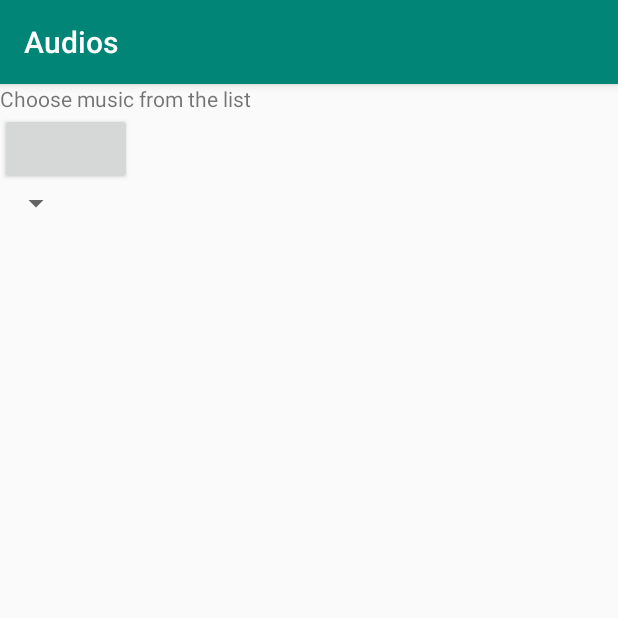
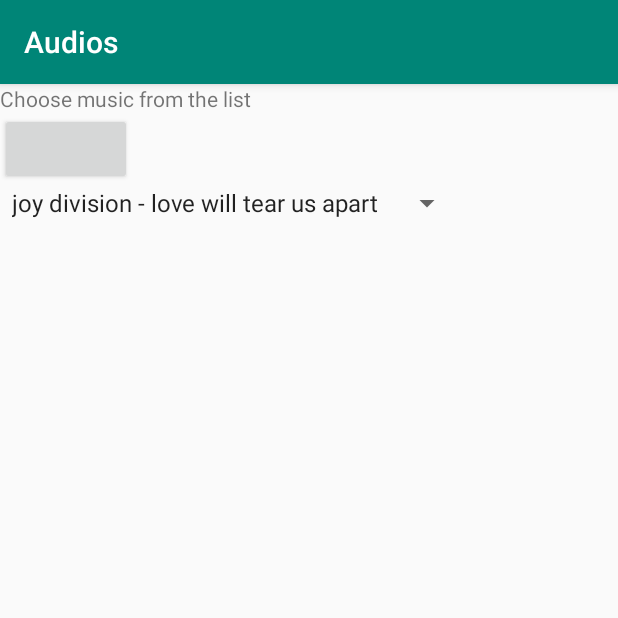
Before and after one commit to janglaide/Kotlin-MediaPlayer, an Android app: the AudioActivity screen opened directly, with no data from a screen before it, on a phone screen of 412 x 824 dp, the top half of it. Run offline under Robolectric (Android 15) with nearby library versions, the phone set to English and light mode, and no system bars.

Commit message:
spinner in audio added

```diff
--- a/app/src/main/AndroidManifest.xml
+++ b/app/src/main/AndroidManifest.xml
@@ -2,6 +2,7 @@
 <manifest xmlns:android="http://schemas.android.com/apk/res/android"
     package="com.example.lab4">
 
+    <uses-permission android:name="android.permission.READ_EXTERNAL_STORAGE" />
     <application
         android:allowBackup="true"
         android:icon="@mipmap/ic_launcher"
--- /dev/null
+++ b/app/src/main/java/com/example/lab4/audio/Audio.kt
@@ -0,0 +1,6 @@
+package com.example.lab4.audio
+
+class Audio(id: Int, name: String) {
+    var Id: Int = id
+    var Name: String = name
+}
--- a/app/src/main/java/com/example/lab4/audio/AudioActivity.kt
+++ b/app/src/main/java/com/example/lab4/audio/AudioActivity.kt
@@ -1,16 +1,24 @@
 package com.example.lab4.audio
 
 import android.content.Intent
+import android.net.Uri
 import androidx.appcompat.app.AppCompatActivity
 import android.os.Bundle
+import android.os.Environment
 import android.view.View
+import android.widget.AdapterView
+import android.widget.ArrayAdapter
 import android.widget.Spinner
+import android.widget.Toast
 import androidx.fragment.app.Fragment
 import com.example.lab4.R
+import java.io.File
 
 
+@Suppress("DEPRECATION", "RECEIVER_NULLABILITY_MISMATCH_BASED_ON_JAVA_ANNOTATIONS")
 class AudioActivity : AppCompatActivity() {
 
+    private var chosen: Int = 0
     override fun onCreate(savedInstanceState: Bundle?) {
         super.onCreate(savedInstanceState)
         setContentView(R.layout.activity_audio)
@@ -20,10 +28,46 @@ class AudioActivity : AppCompatActivity() {
 
         //val spinner = findViewById<Spinner>(R.id.audioSpinner)
 
+        val namesList = listOf<String>(
+            "joy division - love will tear us apart",
+            "pink floyd - comfortably numb"
+        )
+        //chosen = audioList[0].Id
+        val spinner = findViewById<Spinner>(R.id.audioSpinner)
+        val audios: ArrayAdapter<String> = ArrayAdapter(this, android.R.layout.simple_spinner_item, namesList)
+        audios.setDropDownViewResource(android.R.layout.simple_spinner_dropdown_item)
+        spinner.adapter = audios
+
+        spinner.onItemSelectedListener = object: AdapterView.OnItemSelectedListener{
+            override fun onItemSelected(
+                parent: AdapterView<*>?,
+                view: View?,
+                position: Int,
+                id: Long
+            ) {
+                val audioList = listOf(
+                    Audio(R.raw.joy_division_love_will_tear_us_apart, "joy division - love will tear us apart"),
+                    Audio(R.raw.pink_floyd_comfortably_numb, "pink floyd - comfortably numb")
+                )
+                Toast.makeText(
+                    this@AudioActivity,
+                    "Choosed ${audioList[position].Name}",
+                    Toast.LENGTH_SHORT
+                ).show()
+                chosen = audioList[position].Id
+            }
+
+            override fun onNothingSelected(parent: AdapterView<*>?) {
+
+            }
+
+        }
+
     }
 
     fun onListPlayerClicked(view: View){
         val intent = Intent(this, AudioPlayActivity::class.java)
+        intent.putExtra("chosenId", chosen)
         startActivity(intent);
     }
 
--- a/app/src/main/java/com/example/lab4/audio/AudioPlayActivity.kt
+++ b/app/src/main/java/com/example/lab4/audio/AudioPlayActivity.kt
@@ -1,14 +1,14 @@
 package com.example.lab4.audio
 
-import android.annotation.SuppressLint
+import android.media.AudioManager
 import android.media.MediaPlayer
-import androidx.appcompat.app.AppCompatActivity
+import android.net.Uri
 import android.os.Bundle
 import android.os.Handler
-import android.os.Message
 import android.view.View
 import android.widget.SeekBar
 import android.widget.Toast
+import androidx.appcompat.app.AppCompatActivity
 import com.example.lab4.R
 import kotlinx.android.synthetic.main.activity_audio_play.*
 
@@ -26,9 +26,15 @@ class AudioPlayActivity() : AppCompatActivity() {
         val actionBar = supportActionBar
         actionBar!!.title = "Audios"
 
-        mPlayer = MediaPlayer.create(this, R.raw.joy_division_love_will_tear_us_apart)
-
-        mPlayer.start()
+        val arguments: Bundle? = intent.extras
+        val audioId = arguments?.get("chosenId")
+        //val audioId = R.raw.joy_division_love_will_tear_us_apart
+        val myUri = Uri.parse("android.resource://$packageName/$audioId")
+        mPlayer = MediaPlayer().apply {
+            setDataSource(this@AudioPlayActivity, myUri)
+            prepare()
+            start()
+        }
 
         initializeSeekBar()
 
```
Also changed, not shown: 1 other file.
